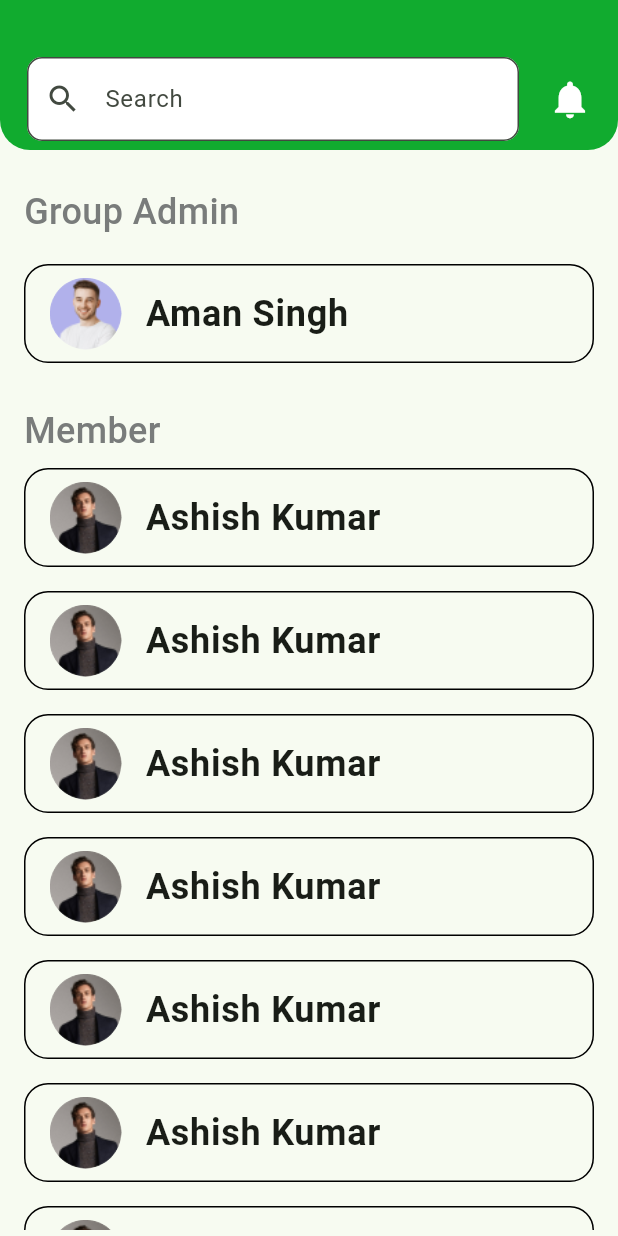
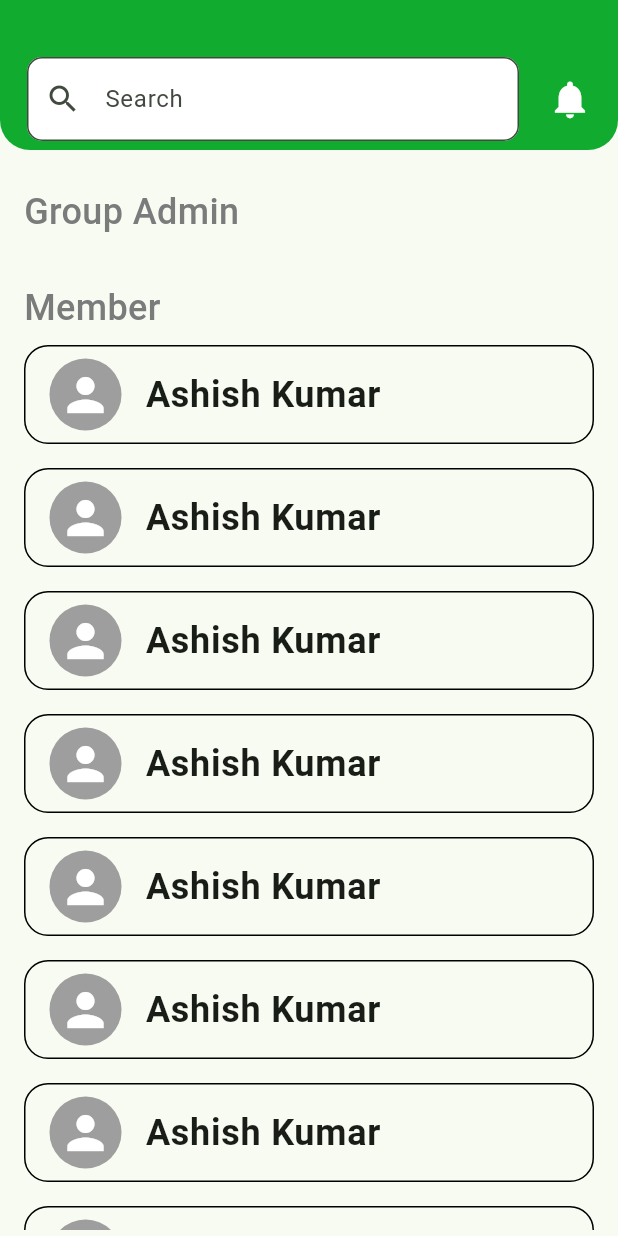
Before and after one commit to RaunakSeth/TempSoach, a Flutter app: the CommunityScreen screen opened directly, on a phone screen of 412 x 824 dp. Run offline on Flutter 3.47's test engine with Material 3 defaults, Android fonts, the phone set to English and light mode, and no system bars; our stand-ins replace animated_notch_bottom_bar, auto_size_text, cached_network_image, country_picker, dio, file_picker and 9 more; accounts and stored records are empty; project files that could hold a hidden picture were left out.

Commit message:
ui fixes

```diff
--- /dev/null
+++ b/lib/farmer_list.dart
@@ -0,0 +1,76 @@
+class farmer_list {
+  final String id;
+  final String firstName;
+  final String lastName;
+  final String phone;
+  final String dob;
+  final String panchayatCentre;
+  final String gender;
+  final String frnNumber;
+  final String role;
+  final String address;
+  final bool isAccountVerified;
+  final bool approved;
+  final DateTime? createdAt;
+  final DateTime? updatedAt;
+  final int v;
+  final List<String>? farmPhotos;
+  final List<String>? tags;
+  final String? imageUrl;
+  final String? certification;
+  final String? cropHarvestRecords;
+  final String? landOwnership;
+  final String? soilHealthReport;
+
+  farmer_list({
+    required this.id,
+    required this.firstName,
+    required this.lastName,
+    required this.phone,
+    required this.dob,
+    required this.panchayatCentre,
+    required this.gender,
+    required this.frnNumber,
+    required this.role,
+    required this.address,
+    required this.isAccountVerified,
+    required this.approved,
+    required this.createdAt,
+    required this.updatedAt,
+    required this.v,
+    required this.farmPhotos,
+    required this.tags,
+    required this.imageUrl,
+    required this.certification,
+    required this.cropHarvestRecords,
+    required this.landOwnership,
+    required this.soilHealthReport,
+  });
+
+  factory farmer_list.fromJson(Map<String, dynamic> json) {
+    return farmer_list(
+      id: json['_id'],
+      firstName: json['first_name'],
+      lastName: json['last_name'],
+      phone: json['phone'],
+      dob: json['dob'],
+      panchayatCentre: json['panchayat_centre'],
+      gender: json['gender'],
+      frnNumber: json['frn_number'],
+      role: json['role'],
+      address: json['address'],
+      isAccountVerified: json['isAccountVerified'],
+      approved: json['approved'],
+      createdAt: json['createdAt'] != null ? DateTime.parse(json['createdAt']) : null,
+      updatedAt: json['updatedAt'] != null ? DateTime.parse(json['updatedAt']) : null,
+      v: json['__v'],
+      farmPhotos: json['FarmPhotos'] != null ? List<String>.from(json['FarmPhotos']) : null,
+      tags: json['tags'] != null ? List<String>.from(json['tags']) : null,
+      imageUrl: json['imageUrl'],
+      certification: json['Certification'],
+      cropHarvestRecords: json['CropHarvestRecords'],
+      landOwnership: json['LandOwnership'],
+      soilHealthReport: json['SoilHealthReport'],
+    );
+  }
+}
--- a/lib/screens/Home_screen/HomeScreen.dart
+++ b/lib/screens/Home_screen/HomeScreen.dart
@@ -1,7 +1,6 @@
 import 'package:auto_size_text/auto_size_text.dart';
 import 'package:flutter/cupertino.dart';
 import 'package:flutter/material.dart';
-import 'package:flutter_svg/flutter_svg.dart';
 import 'package:testing/screens/Home_screen/ApplyForm.dart';
 import 'package:testing/screens/Home_screen/ProfileScreen.dart';
 import 'package:testing/screens/Home_screen/Status_form/StatusForm.dart';
--- a/lib/screens/Transction_screens/Outstanding.dart
+++ b/lib/screens/Transction_screens/Outstanding.dart
@@ -64,7 +64,7 @@ class _OutstandingState extends State<Outstanding> {
         )
             : Text('Form not found or not submitted yet',
           style: TextStyle(color: Colors.black,
-          fontSize: 17),),
+              fontSize: 17),),
       ),
     );
   }
--- a/lib/screens/comunityScreen.dart
+++ b/lib/screens/comunityScreen.dart
@@ -1,14 +1,31 @@
 import 'package:flutter/cupertino.dart';
 import 'package:flutter/material.dart';
+import 'package:testing/ApiManagerClass.dart';
+import 'package:testing/farmer_list.dart'; // Assuming the file is named 'farmer_list.dart'
 
 class CommunityScreen extends StatefulWidget {
-  const CommunityScreen({super.key});
+  const CommunityScreen({Key? key}) : super(key: key);
 
   @override
   State<CommunityScreen> createState() => _CommunityScreenState();
 }
 
 class _CommunityScreenState extends State<CommunityScreen> {
+  late Future<List<farmer_list>> _farmersFuture; // Renamed farmer_list to FarmerList
+
+  // @override
+  // void initState() {
+  //   super.initState();
+  //   _fetchFarmersData(); // Call the function to fetch data when the screen initializes
+  // }
+
+  // Function to fetch farmers data from API
+  // Future<void> _fetchFarmersData() async {
+  //   setState(() {
+  //     _farmersFuture = ApiManagerClass().getFarmers();
+  //   });
+  // }
+
   @override
   Widget build(BuildContext context) {
     return Scaffold(
@@ -17,8 +34,8 @@ class _CommunityScreenState extends State<CommunityScreen> {
         automaticallyImplyLeading: false,
         backgroundColor: Colors.transparent,
         elevation: 0.0,
-        flexibleSpace: ClipPath(// Assuming your custom clipper for the shape
-          child: Stack( // Use a Stack to position elements on top of each other
+        flexibleSpace: ClipPath(
+          child: Stack(
             children: [
               Container(
                 height: 130,
@@ -33,31 +50,30 @@ class _CommunityScreenState extends State<CommunityScreen> {
               ),
               Padding(
                 padding: const EdgeInsets.all(8),
-                child: Container(// Container with padding for better alignment
                 child: Column(
                   children: [
                     SizedBox(height: 30,),
                     Row(
                       children: [
                         SizedBox(width: 10,),
-                          Expanded(//// Expand search bar to fill most of the space
+                        Expanded(
                           child: TextField(
                             decoration: InputDecoration(
-                                  fillColor: Colors.white, // Fill color for the textbox
-                                  filled: true, // Enable filling with the fillColor
+                              fillColor: Colors.white,
+                              filled: true,
                               hintText: 'Search',
                               prefixIcon: const Icon(Icons.search),
                               border: OutlineInputBorder(
-                                    borderRadius: BorderRadius.circular(10.0), // Slightly rounded corners
+                                borderRadius: BorderRadius.circular(10.0),
                               ),
                             ),
                             onChanged: (value) {
                               // Handle search query changes here
                             },
-                              )
+                          ),
                         ),
                         SizedBox(width: 10,),
-                          IconButton( // Bell icon button
+                        IconButton(
                           icon: const Icon(Icons.notifications,
                             color: Colors.white,
                             size: 30,
@@ -69,7 +85,6 @@ class _CommunityScreenState extends State<CommunityScreen> {
                       ],
                     ),
                   ],
-                  ),
                 ),
               ),
             ],
@@ -100,7 +115,7 @@ class _CommunityScreenState extends State<CommunityScreen> {
                     ),
                   ),
                   const SizedBox(height: 10,),
-                  const UserListItem(name: 'Aman Singh', imagePath: 'assets/person1.png'),
+                  // const UserListItem(name: 'Aman Singh', imagePath: 'assets/person1.png'),
                   const SizedBox(height: 20,),
                   const Align(
                     alignment: Alignment.centerLeft,
@@ -118,7 +133,7 @@ class _CommunityScreenState extends State<CommunityScreen> {
                       itemCount: 10, // Change this to your desired item count
                       itemBuilder: (BuildContext context, int index) {
                         return const UserListItem(name: 'Ashish Kumar',
-                            imagePath: 'assets/person4.png'
+                            // imagePath: 'assets/person4.png'
                         );
                       },
                     ),
@@ -130,33 +145,38 @@ class _CommunityScreenState extends State<CommunityScreen> {
         ],
       ),
     );
-  }
-}
-
-
-class Customshape extends CustomClipper<Path>{
-  @override
-  Path getClip(Size size) {
-    double height = size.height;
-    double width = size.width;
-    var path = Path();
-    path.lineTo(0, height-50);
-    path.quadraticBezierTo(width/2, height, width, height-50);
-    path.lineTo(width, 0);
-    path.close();
-    return path;
-  }
-  @override
-  bool shouldReclip(covariant CustomClipper<Path> oldClipper) {
-    return true;
+      // body: FutureBuilder<List<farmer_list>>( // Changed to FarmerList
+      //   future: _farmersFuture,
+      //   builder: (context, snapshot) {
+      //     if (snapshot.connectionState == ConnectionState.waiting) {
+      //       return Center(child: CircularProgressIndicator());
+      //     } else if (snapshot.hasError) {
+      //       return Center(child: Text('Error: ${snapshot.error}'));
+      //     } else if (!snapshot.hasData || snapshot.data!.isEmpty) {
+      //       return Center(child: Text('No farmers found.'));
+      //     } else {
+      //       List<farmer_list> farmers = snapshot.data!;
+      //       return ListView.builder(
+      //         itemCount: farmers.length,
+      //         itemBuilder: (context, index) {
+      //           farmer_list farmer = farmers[index];
+      //           return UserListItem(
+      //             name: '${farmer.firstName} ${farmer.lastName}',
+      //             imageUrl: farmer.imageUrl, // Use 'imageUrl' from farmer object
+      //           );
+      //         },
+      //       );
+      //     }
+      //   },
+      // ),
   }
 }
 
 class UserListItem extends StatelessWidget {
   final String name;
-  final String imagePath; // Path to the asset image
+  final String? imageUrl; // URL to the farmer's image
 
-  const UserListItem({Key? key, required this.name, required this.imagePath});
+  const UserListItem({Key? key, required this.name, this.imageUrl});
 
   @override
   Widget build(BuildContext context) {
@@ -170,10 +190,21 @@ class UserListItem extends StatelessWidget {
         ),
         child: Row(
           children: [
+            if (imageUrl != null) // Conditionally display the image
               CircleAvatar(
-              backgroundImage: AssetImage(imagePath),
+                backgroundImage: NetworkImage(imageUrl!), // Use NetworkImage for URL
                 backgroundColor: Colors.transparent, // Transparent for AssetImage
                 radius: 24.0, // Adjust as needed
+              ),
+            if (imageUrl == null) // Conditionally display default people icon
+              CircleAvatar(
+                backgroundColor: Colors.grey, // Placeholder color
+                radius: 24.0, // Adjust as needed
+                child: Icon(
+                  Icons.person,
+                  color: Colors.white, // Icon color
+                  size: 36.0, // Icon size
+                ),
               ),
             const SizedBox(width: 16.0), // Space between avatar and name
             Expanded(
@@ -181,7 +212,7 @@ class UserListItem extends StatelessWidget {
                 name,
                 style: const TextStyle(
                   fontSize: 24.0,
-                    fontWeight: FontWeight.bold
+                  fontWeight: FontWeight.bold,
                 ), // Adjust as needed
               ),
             ),
```
Also changed, not shown: lib/ApiManagerClass.dart (+19 -0 lines). Lines whose indentation alone changed are shown as unchanged.
